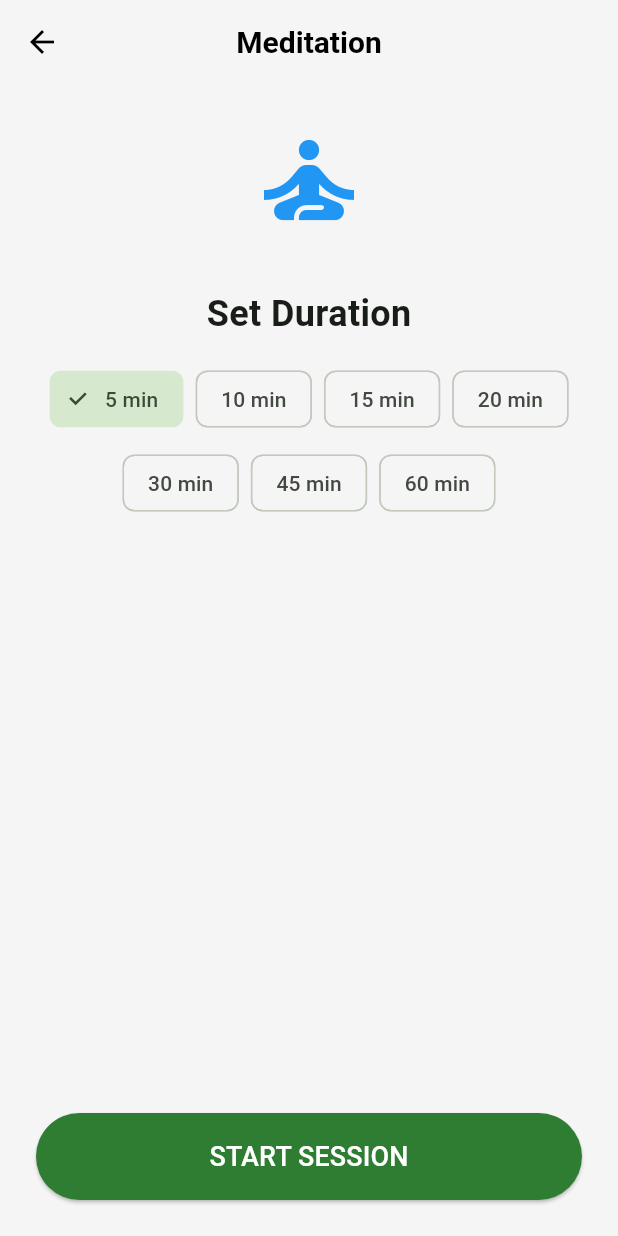
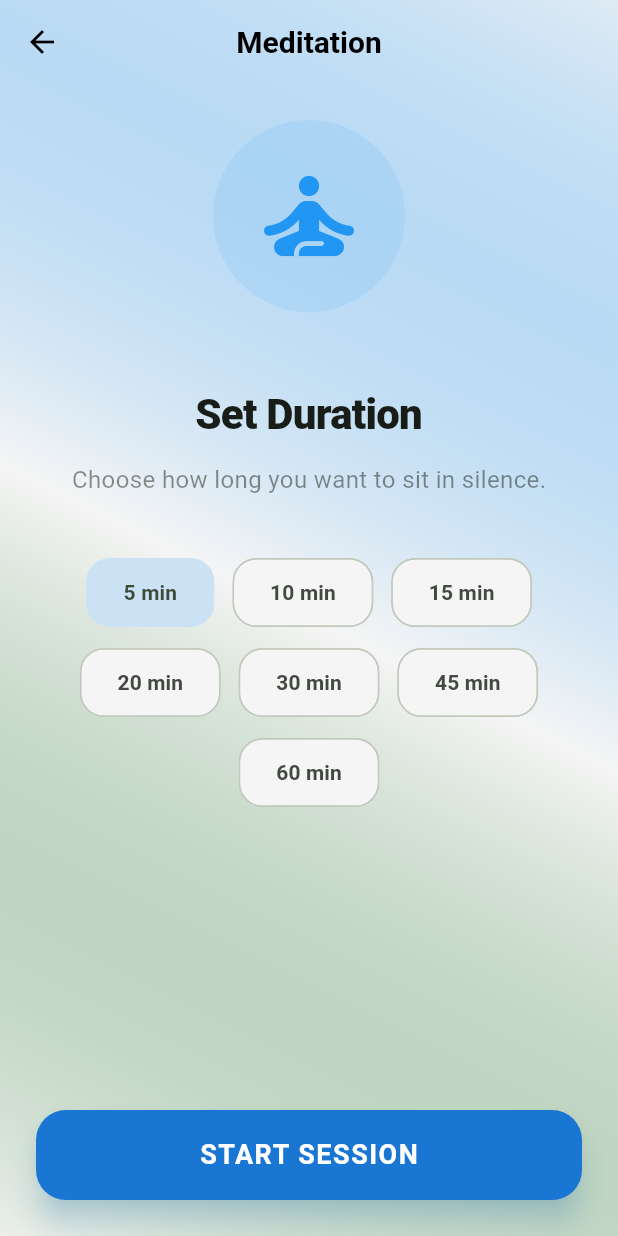
Before and after one commit to eirafocus/eirafocus, a Flutter app: the MeditationScreen screen opened directly, on a phone screen of 412 x 824 dp. Run offline on Flutter 3.47's test engine with Material 3 defaults, Android fonts, the phone set to English and light mode, and no system bars; our stand-ins replace fl_chart, flutter_riverpod, font_awesome_flutter, sqflite, vibration; accounts and stored records are empty.

Commit message:
style: modernize meditation screen with gradients and pulsing animation

```diff
--- a/lib/features/meditation/presentation/meditation_screen.dart
+++ b/lib/features/meditation/presentation/meditation_screen.dart
@@ -10,7 +10,7 @@ class MeditationScreen extends StatefulWidget {
   State<MeditationScreen> createState() => _MeditationScreenState();
 }
 
-class _MeditationScreenState extends State<MeditationScreen> {
+class _MeditationScreenState extends State<MeditationScreen> with TickerProviderStateMixin {
   int _selectedMinutes = 5;
   int _secondsRemaining = 0;
   bool _isActive = false;
@@ -18,9 +18,26 @@ class _MeditationScreenState extends State<MeditationScreen> {
   String _currentPrompt = "Ready to begin?";
   int _elapsedSeconds = 0;
 
+  late AnimationController _pulseController;
+  late Animation<double> _pulseAnimation;
+
+  @override
+  void initState() {
+    super.initState();
+    _pulseController = AnimationController(
+      vsync: this,
+      duration: const Duration(seconds: 4),
+    )..repeat(reverse: true);
+
+    _pulseAnimation = Tween<double>(begin: 1.0, end: 1.1).animate(
+      CurvedAnimation(parent: _pulseController, curve: Curves.easeInOut),
+    );
+  }
+
   @override
   void dispose() {
     _timer?.cancel();
+    _pulseController.dispose();
     super.dispose();
   }
 
@@ -73,8 +90,9 @@ class _MeditationScreenState extends State<MeditationScreen> {
       context: context,
       barrierDismissible: false,
       builder: (context) => AlertDialog(
+        shape: RoundedRectangleBorder(borderRadius: BorderRadius.circular(24)),
         title: const Text("Session Complete"),
-        content: const Text("Well done. You've completed your meditation session."),
+        content: const Text("Well done. You've completed your mindfulness session."),
         actions: [
           TextButton(
             onPressed: () {
@@ -108,54 +126,99 @@ class _MeditationScreenState extends State<MeditationScreen> {
 
   @override
   Widget build(BuildContext context) {
+    final colorScheme = Theme.of(context).colorScheme;
+
     return Scaffold(
-      appBar: AppBar(title: const Text("Meditation")),
-      body: Center(
+      appBar: AppBar(
+        title: const Text("Meditation"),
+        backgroundColor: Colors.transparent,
+      ),
+      extendBodyBehindAppBar: true,
+      body: Container(
+        width: double.infinity,
+        height: double.infinity,
+        decoration: BoxDecoration(
+          gradient: LinearGradient(
+            begin: Alignment.topRight,
+            end: Alignment.bottomLeft,
+            colors: [
+              Colors.blue.withOpacity(0.1),
+              colorScheme.surface,
+              colorScheme.primary.withOpacity(0.05),
+            ],
+          ),
+        ),
+        child: SafeArea(
           child: Padding(
             padding: const EdgeInsets.all(24.0),
             child: _isActive ? _buildActiveUI() : _buildSetupUI(),
+          ),
         ),
       ),
     );
   }
 
   Widget _buildSetupUI() {
+    final colorScheme = Theme.of(context).colorScheme;
+
     return Column(
       mainAxisAlignment: MainAxisAlignment.center,
       children: [
-        const Icon(Icons.self_improvement, size: 80, color: Colors.blue),
-        const SizedBox(height: 32),
+        Container(
+          padding: const EdgeInsets.all(24),
+          decoration: BoxDecoration(
+            color: Colors.blue.withOpacity(0.1),
+            shape: BoxShape.circle,
+          ),
+          child: const Icon(Icons.self_improvement_rounded, size: 80, color: Colors.blue),
+        ),
+        const SizedBox(height: 48),
         const Text(
           "Set Duration",
-          style: TextStyle(fontSize: 24, fontWeight: FontWeight.bold),
+          style: TextStyle(fontSize: 28, fontWeight: FontWeight.w900, letterSpacing: -0.5),
         ),
-        const SizedBox(height: 16),
+        const SizedBox(height: 12),
+        Text(
+          "Choose how long you want to sit in silence.",
+          style: TextStyle(fontSize: 16, color: colorScheme.onSurface.withOpacity(0.5)),
+        ),
+        const SizedBox(height: 40),
         Wrap(
           alignment: WrapAlignment.center,
-          spacing: 8.0,
-          runSpacing: 8.0,
+          spacing: 12.0,
+          runSpacing: 12.0,
           children: [5, 10, 15, 20, 30, 45, 60].map((mins) {
             bool isSelected = _selectedMinutes == mins;
             return ChoiceChip(
-              label: Text("$mins min"),
+              label: Padding(
+                padding: const EdgeInsets.symmetric(horizontal: 8, vertical: 4),
+                child: Text("$mins min", style: const TextStyle(fontWeight: FontWeight.bold)),
+              ),
               selected: isSelected,
+              selectedColor: Colors.blue.withOpacity(0.2),
               onSelected: (selected) {
                 if (selected) setState(() => _selectedMinutes = mins);
               },
+              shape: RoundedRectangleBorder(borderRadius: BorderRadius.circular(16)),
+              showCheckmark: false,
             );
           }).toList(),
         ),
         const Spacer(),
         SizedBox(
           width: double.infinity,
+          height: 60,
           child: ElevatedButton(
             onPressed: _startMeditation,
             style: ElevatedButton.styleFrom(
               padding: const EdgeInsets.symmetric(vertical: 16),
-              backgroundColor: Theme.of(context).colorScheme.primary,
+              backgroundColor: Colors.blue.shade700,
               foregroundColor: Colors.white,
+              elevation: 8,
+              shadowColor: Colors.blue.withOpacity(0.4),
+              shape: RoundedRectangleBorder(borderRadius: BorderRadius.circular(20)),
             ),
-            child: const Text("START SESSION", style: TextStyle(fontSize: 18)),
+            child: const Text("START SESSION", style: TextStyle(fontSize: 18, fontWeight: FontWeight.bold, letterSpacing: 1)),
           ),
         ),
       ],
@@ -164,21 +227,55 @@ class _MeditationScreenState extends State<MeditationScreen> {
 
   Widget _buildActiveUI() {
     final colorScheme = Theme.of(context).colorScheme;
-    final textTheme = Theme.of(context).textTheme;
 
     return Column(
       mainAxisAlignment: MainAxisAlignment.center,
       children: [
-        Text(
+        const Spacer(),
+        AnimatedBuilder(
+          animation: _pulseAnimation,
+          builder: (context, child) {
+            return Container(
+              width: 280 * _pulseAnimation.value,
+              height: 280 * _pulseAnimation.value,
+              decoration: BoxDecoration(
+                shape: BoxShape.circle,
+                border: Border.all(color: Colors.blue.withOpacity(0.2), width: 2),
+              ),
+              child: Center(
+                child: Container(
+                  width: 240,
+                  height: 240,
+                  decoration: BoxDecoration(
+                    shape: BoxShape.circle,
+                    color: colorScheme.surface,
+                    boxShadow: [
+                      BoxShadow(
+                        color: Colors.blue.withOpacity(0.1),
+                        blurRadius: 40,
+                        spreadRadius: 10,
+                      ),
+                    ],
+                  ),
+                  child: Center(
+                    child: Text(
                       _formatTime(_secondsRemaining),
-          style: TextStyle(
-            fontSize: 72,
+                      style: const TextStyle(
+                        fontSize: 64,
                         fontWeight: FontWeight.w200,
-            color: colorScheme.onSurface,
+                        letterSpacing: -2,
                       ),
                     ),
-        const SizedBox(height: 48),
-        AnimatedSwitcher(
+                  ),
+                ),
+              ),
+            );
+          },
+        ),
+        const SizedBox(height: 64),
+        SizedBox(
+          height: 80,
+          child: AnimatedSwitcher(
             duration: const Duration(seconds: 1),
             child: Text(
               _currentPrompt,
@@ -186,18 +283,31 @@ class _MeditationScreenState extends State<MeditationScreen> {
               textAlign: TextAlign.center,
               style: TextStyle(
                 fontSize: 20,
+                fontWeight: FontWeight.w500,
                 fontStyle: FontStyle.italic,
-              color: colorScheme.onSurface.withOpacity(0.7),
+                color: colorScheme.onSurface.withOpacity(0.6),
+              ),
             ),
           ),
         ),
         const Spacer(),
-        IconButton(
+        Container(
+          decoration: BoxDecoration(
+            shape: BoxShape.circle,
+            color: Colors.redAccent.withOpacity(0.1),
+            border: Border.all(color: Colors.redAccent.withOpacity(0.2)),
+          ),
+          child: IconButton(
             onPressed: _stopMeditation,
-          icon: const Icon(Icons.stop_circle, size: 80, color: Colors.redAccent),
+            icon: const Icon(Icons.stop_rounded),
+            iconSize: 48,
+            color: Colors.redAccent,
+            padding: const EdgeInsets.all(16),
+          ),
         ),
         const SizedBox(height: 24),
       ],
     );
   }
 }
+}
```
Lines whose indentation alone changed are shown as unchanged.
